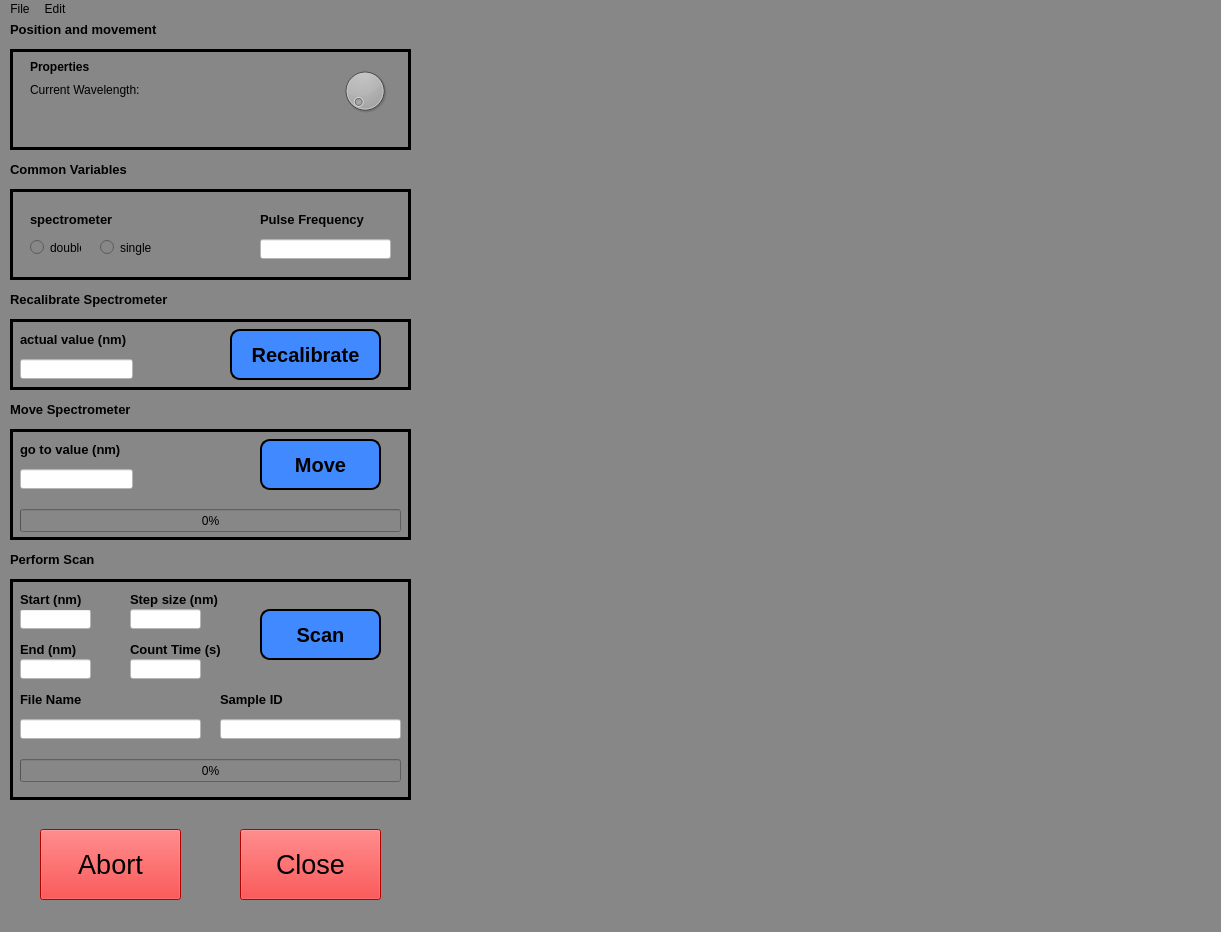
First picture: the form in qtdesigner_files/spectrometer.ui, repository ImanFortin/PLSpectrometer-update, before the edit.
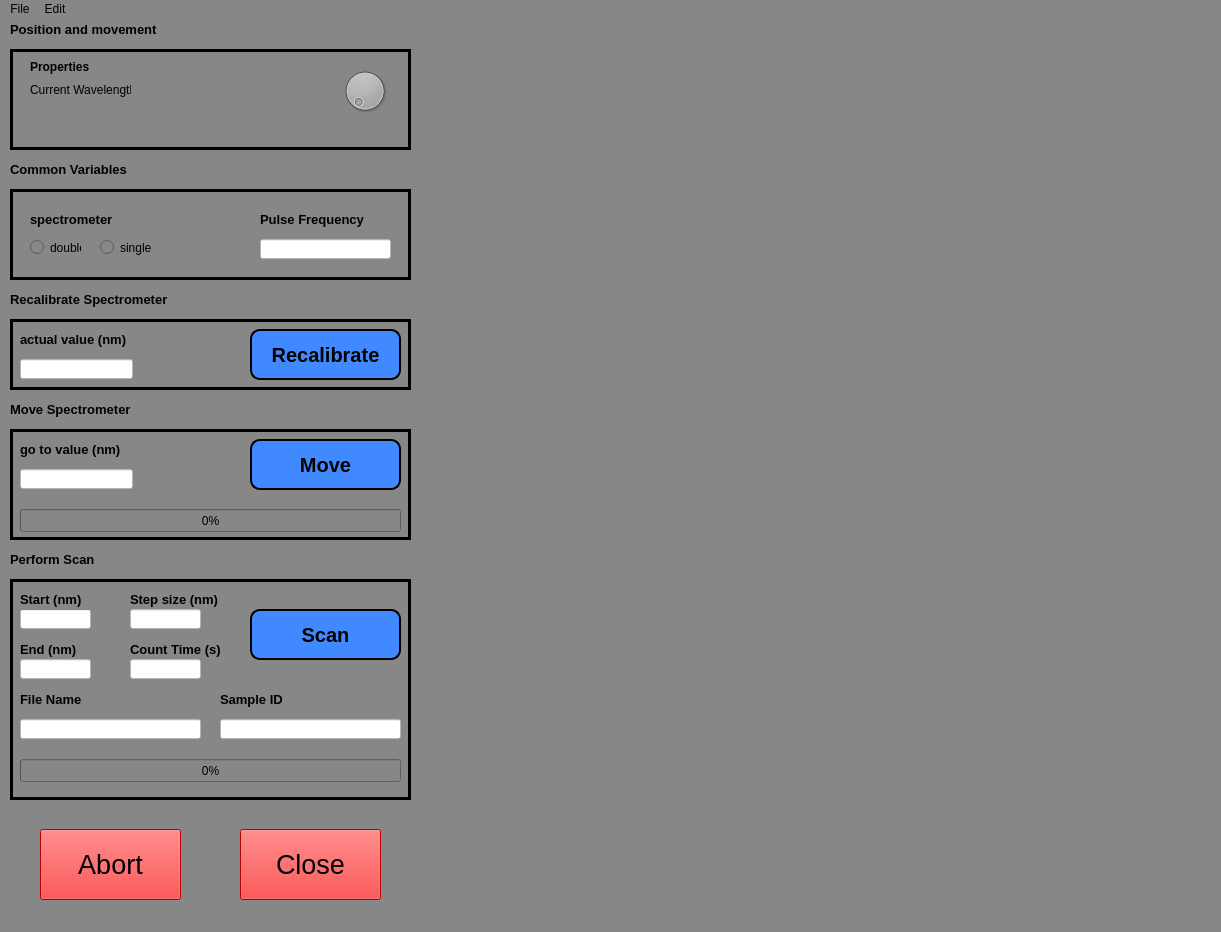
Second picture: the form after the edit.

Commit message: trying to learn how to use counting

Patch:
```diff
--- a/qtdesigner_files/spectrometer.ui
+++ b/qtdesigner_files/spectrometer.ui
@@ -154,7 +154,7 @@
       <rect>
        <x>20</x>
        <y>30</y>
-       <width>131</width>
+       <width>101</width>
        <height>21</height>
       </rect>
      </property>
@@ -220,7 +220,7 @@
     <widget class="QPushButton" name="recalibrate_button">
      <property name="geometry">
       <rect>
-       <x>220</x>
+       <x>240</x>
        <y>10</y>
        <width>151</width>
        <height>51</height>
@@ -345,9 +345,9 @@
     <widget class="QPushButton" name="move_button">
      <property name="geometry">
       <rect>
-       <x>250</x>
+       <x>240</x>
        <y>10</y>
-       <width>121</width>
+       <width>151</width>
        <height>51</height>
       </rect>
      </property>
@@ -510,9 +510,9 @@
     <widget class="QPushButton" name="scan_button">
      <property name="geometry">
       <rect>
-       <x>250</x>
+       <x>240</x>
        <y>30</y>
-       <width>121</width>
+       <width>151</width>
        <height>51</height>
       </rect>
      </property>
@@ -694,7 +694,7 @@
       <rect>
        <x>120</x>
        <y>60</y>
-       <width>121</width>
+       <width>111</width>
        <height>21</height>
       </rect>
      </property>
```
The commit also changes 2 other files.
